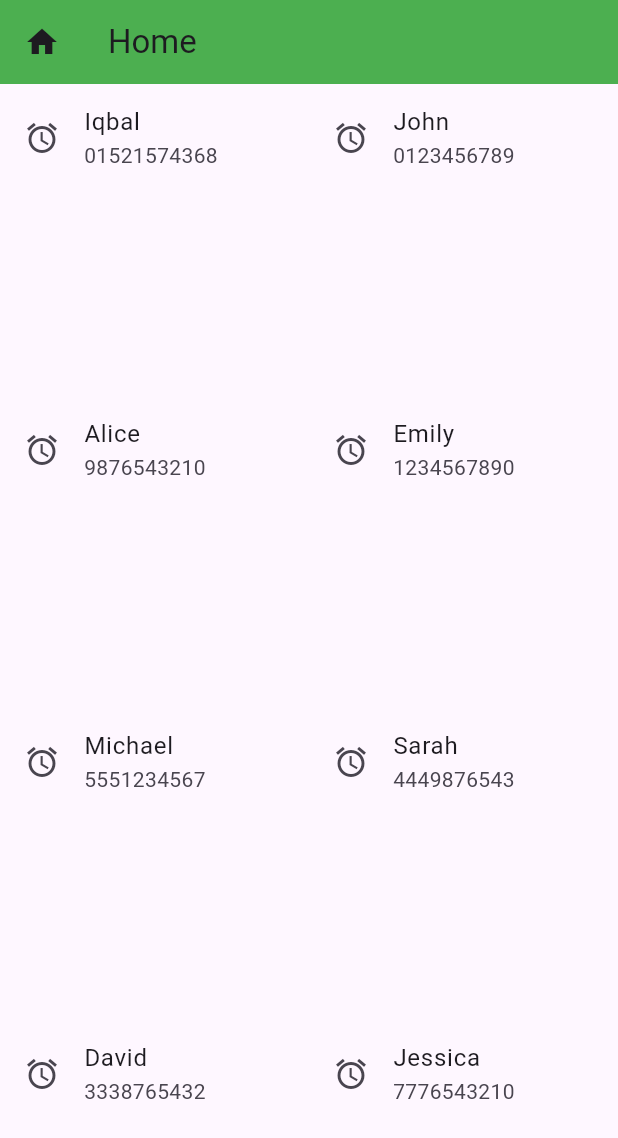
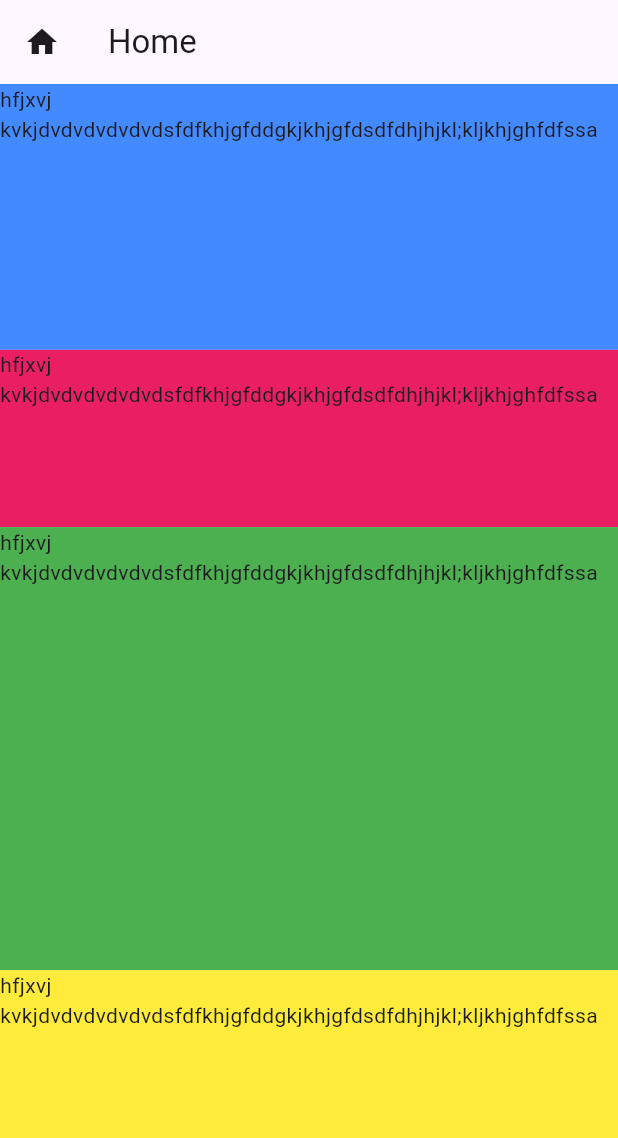
Before and after one commit to IqbalMahbub/Flutter_Project, a Flutter app: the screen it shows after launch, on a phone screen of 412 x 824 dp. Shown: the top 1138 px of the screen. Run offline on Flutter 3.47's test engine with Material 3 defaults, Android fonts, the phone set to English and light mode, and no system bars.

Commit message:
flexible

```diff
--- a/lib/main.dart
+++ b/lib/main.dart
@@ -1,72 +1,83 @@
 import 'package:flutter/cupertino.dart';
 import 'package:flutter/material.dart';
+import 'package:flutter/widgets.dart';
 
-main() {
-  runApp(App());
+void main() {
+  runApp(MyApp());
 }
 
-class App extends StatelessWidget {
+class MyApp extends StatelessWidget {
   @override
   Widget build(BuildContext context) {
-    return MaterialApp(
-      title: "Product Show App",
+    return const MaterialApp(
       home: HomeActivity(),
     );
   }
 }
 
-var myItems = [
-  {"name": "Iqbal", "Phn": "01521574368", "types": "Friend"},
-  {"name": "John", "Phn": "0123456789", "types": "Family"},
-  {"name": "Alice", "Phn": "9876543210", "types": "Colleague"},
-  {"name": "Emily", "Phn": "1234567890", "types": "Neighbor"},
-  {"name": "Michael", "Phn": "5551234567", "types": "Classmate"},
-  {"name": "Sarah", "Phn": "4449876543", "types": "Co-worker"},
-  {"name": "David", "Phn": "3338765432", "types": "Acquaintance"},
-  {"name": "Jessica", "Phn": "7776543210", "types": "Friend"},
-  {"name": "Daniel", "Phn": "9998887776", "types": "Family"},
-  {"name": "Sophia", "Phn": "1112223334", "types": "Colleague"},
-  {"name": "James", "Phn": "6665554443", "types": "Neighbor"},
-  {"name": "Emma", "Phn": "8889990001", "types": "Classmate"},
-  {"name": "Ryan", "Phn": "5551239876", "types": "Co-worker"},
-  {"name": "Olivia", "Phn": "4449871234", "types": "Acquaintance"},
-  {"name": "Benjamin", "Phn": "3338769876", "types": "Friend"},
-  {"name": "Mia", "Phn": "7776540123", "types": "Family"},
-  {"name": "William", "Phn": "9998885678", "types": "Colleague"},
-  {"name": "Ella", "Phn": "1112228765", "types": "Neighbor"},
-  {"name": "Aiden", "Phn": "6665556543", "types": "Classmate"},
-  {"name": "Sofia", "Phn": "8889992345", "types": "Co-worker"}
-];
+class HomeActivity extends StatefulWidget {
+  const HomeActivity({super.key});
 
-mysSnackBar(context, msg) {
-  return ScaffoldMessenger.of(context)
-      .showSnackBar(SnackBar(content: Text(msg)));
+  @override
+  State<HomeActivity> createState() => _HomeActivityState();
 }
 
-class HomeActivity extends StatelessWidget {
+class _HomeActivityState extends State<HomeActivity> {
   @override
   Widget build(BuildContext context) {
     return Scaffold(
       appBar: AppBar(
-        leading: Icon(Icons.home),
-        backgroundColor: Colors.green,
+        leading: const Icon(Icons.home),
         title: Text('Home'),
       ),
-      body: GridView.builder(
-          gridDelegate: SliverGridDelegateWithFixedCrossAxisCount(
-              crossAxisCount: 2, mainAxisSpacing: 2),
-          itemCount: myItems.length,
-          itemBuilder: (context, index) {
-            return InkWell(
-                onTap: () {
-                  mysSnackBar(context, myItems[index]['types']);
-                },
-                child: ListTile(
-                  leading: Icon(Icons.access_alarm),
-                  title: Text(myItems[index]['name']!),
-                  subtitle: Text(myItems[index]['Phn']!),
-                ));
-          }),
+      body: Column(
+        children: [
+          Flexible(
+            fit: FlexFit.tight,
+            flex: 3,
+            child: Container(
+              height: 100,
+              width: double.infinity,
+              color: Colors.blueAccent,
+              child: Text("hfjxvj "
+                  "kvkjdvdvdvdvdvdsfdfkhjgfddgkjkhjgfdsdfdhjhjkl;kljkhjghfdfssa"),
+            ),
+          ),
+          Flexible(
+            fit: FlexFit.tight,
+            flex: 2,
+            child: Container(
+              height: 100,
+              width: double.infinity,
+              color: Colors.pink,
+              child: Text("hfjxvj "
+                  "kvkjdvdvdvdvdvdsfdfkhjgfddgkjkhjgfdsdfdhjhjkl;kljkhjghfdfssa"),
+            ),
+          ),
+          Flexible(
+            fit: FlexFit.tight,
+            flex: 5,
+            child: Container(
+              height: 100,
+              width: double.infinity,
+              color: Colors.green,
+              child: Text("hfjxvj "
+                  "kvkjdvdvdvdvdvdsfdfkhjgfddgkjkhjgfdsdfdhjhjkl;kljkhjghfdfssa"),
+            ),
+          ),
+          Flexible(
+            fit: FlexFit.tight,
+            flex: 3,
+            child: Container(
+              height: 100,
+              width: double.infinity,
+              color: Colors.yellow,
+              child: Text("hfjxvj "
+                  "kvkjdvdvdvdvdvdsfdfkhjgfddgkjkhjgfdsdfdhjhjkl;kljkhjghfdfssa"),
+            ),
+          ),
+        ],
+      ),
     );
   }
 }
```
